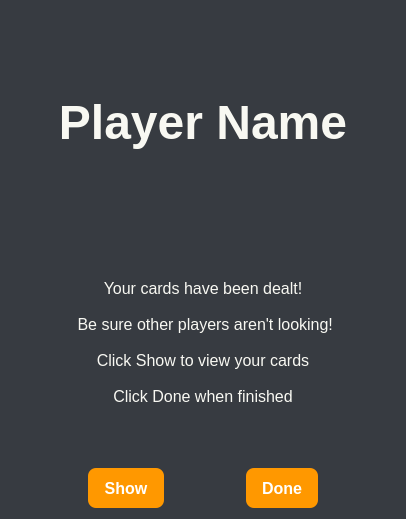
This is view/cardsdealt.ui in jaydeelew/poker_game_gui as Qt 5 draws it before an edit. The edited form follows.
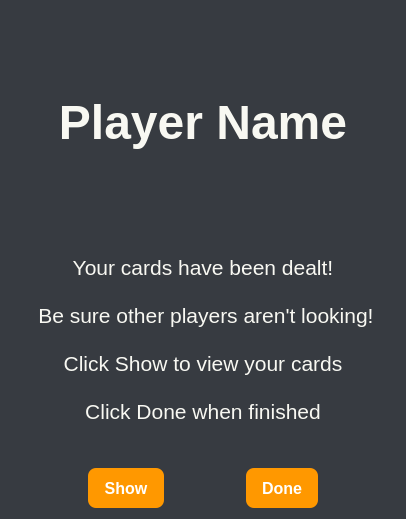
This is the edited form.

Commit message: gui object positioning

```diff
--- a/view/cardsdealt.ui
+++ b/view/cardsdealt.ui
@@ -46,6 +46,10 @@
     font-size: 36pt;
     font-weight: 600;
 }
+QLabel#labelInstruction {
+    font-size: 16pt;
+    font-weight: 400;
+}
 QLabel#Instruction {
     color: #bfc7d5;
     font-size: 16pt;
@@ -59,7 +63,7 @@
      <property name="font">
       <font>
        <family>Segoe UI</family>
-       <pointsize>18</pointsize>
+       <pointsize>36</pointsize>
        <fontweight>DemiBold</fontweight>
       </font>
      </property>
@@ -72,12 +76,12 @@
     </widget>
    </item>
    <item>
-    <widget class="QLabel" name="label">
+    <widget class="QLabel" name="labelInstruction">
      <property name="font">
       <font>
        <family>Segoe UI</family>
-       <pointsize>12</pointsize>
-       <fontweight>Medium</fontweight>
+       <pointsize>16</pointsize>
+       <bold>false</bold>
       </font>
      </property>
      <property name="text">
```
The commit also changes 2 other files.
